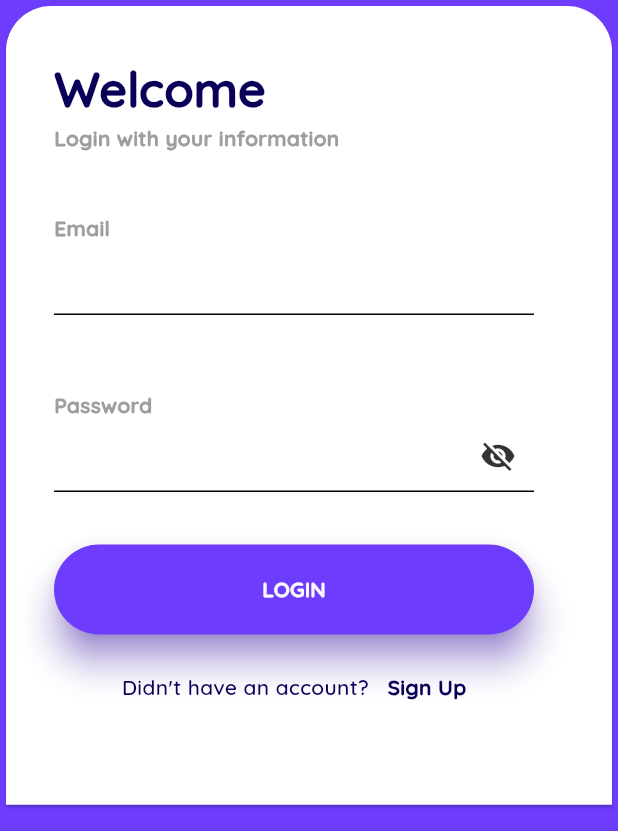
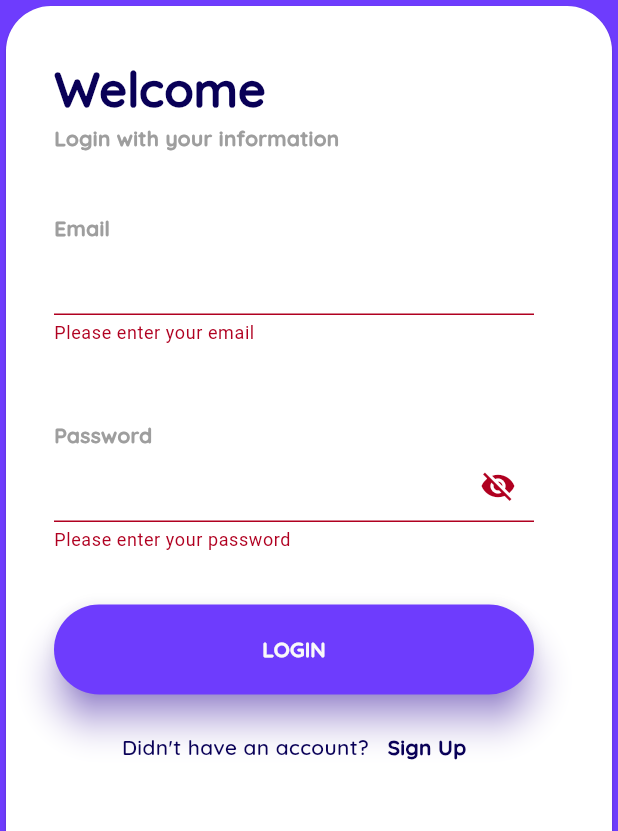
Before and after one commit to tux-1/ardent-chat, a Flutter app: the screen it shows after launch, after a tap on "Get Started", after a tap on "LOGIN", on a phone screen of 412 x 824 dp, the part 405-1236 px from its top. Run offline on Flutter 3.47's test engine with Material 3 defaults, Android fonts, the phone set to English and light mode, and no system bars; our stand-ins replace cloud_firestore, firebase_auth, firebase_core, flutter_animate, flutter_riverpod, hive_flutter; accounts and stored records are empty.

Commit message:
Added regex_validation.dart file, added validation to login_screen.dart

```diff
--- /dev/null
+++ b/lib/common/constants/regex_validation.dart
@@ -0,0 +1,2 @@
+final RegExp passwordRegex = RegExp(r'^(?=.*?[A-Z])(?=.*?[a-z])(?=.*?[0-9])(?=.*?[!@#$&*~]).{8,}$');
+final RegExp emailRegex = RegExp(r'^[a-zA-Z0-9._%+-]+@[a-zA-Z0-9.-]+\.[a-zA-Z]{2,}$');
--- a/lib/screens/login_screen/login_screen.dart
+++ b/lib/screens/login_screen/login_screen.dart
@@ -1,4 +1,6 @@
 import 'package:flutter/material.dart';
+
+import '../../common/constants/regex_validation.dart';
 
 class LoginScreen extends StatefulWidget {
   const LoginScreen({super.key});
@@ -15,6 +17,8 @@ class _LoginScreenState extends State<LoginScreen> {
   TextEditingController passwordController = TextEditingController();
   bool rememberUser = false;
   bool _obscurePassword = true; // State to toggle password visibility
+
+  final _formKey = GlobalKey<FormState>(); // Add a global key for the form
 
   @override
   Widget build(BuildContext context) {
@@ -71,7 +75,9 @@ class _LoginScreenState extends State<LoginScreen> {
   }
 
   Widget _buildForm() {
-    return Column(
+    return Form(
+      key: _formKey, // Assign the global key to the Form widget
+      child: Column(
         crossAxisAlignment: CrossAxisAlignment.start,
         children: [
           Column(
@@ -94,14 +100,13 @@ class _LoginScreenState extends State<LoginScreen> {
               crossAxisAlignment: CrossAxisAlignment.start,
               children: [
                 _buildGreyText("Email"),
-              _buildInputField(emailController),
+                _buildInputField(emailController, isPassword: false, validator: _emailValidator),
                 const SizedBox(height: 50),
                 _buildGreyText("Password"),
-              _buildInputField(passwordController, isPassword: true),
+                _buildInputField(passwordController, isPassword: true, validator: _passwordValidator),
                 const SizedBox(height: 35),
                 _buildLoginButton(),
                 const SizedBox(height: 25),
-
                 Row(
                   mainAxisAlignment: MainAxisAlignment.center,
                   children: [
@@ -115,7 +120,7 @@ class _LoginScreenState extends State<LoginScreen> {
                     ),
                     InkWell(
                       onTap: () {
-
+                        // Navigate to the Sign Up screen
                       },
                       child: Text(
                         "Sign Up",
@@ -132,6 +137,7 @@ class _LoginScreenState extends State<LoginScreen> {
             ),
           ),
         ],
+      ),
     );
   }
 
@@ -147,8 +153,8 @@ class _LoginScreenState extends State<LoginScreen> {
   }
 
   Widget _buildInputField(TextEditingController controller,
-      {bool isPassword = false}) {
-    return TextField(
+      {required bool isPassword, required String? Function(String?) validator}) {
+    return TextFormField(
       controller: controller,
       obscureText: isPassword ? _obscurePassword : false,
       decoration: InputDecoration(
@@ -165,14 +171,40 @@ class _LoginScreenState extends State<LoginScreen> {
         )
             : null,
       ),
+      validator: validator,
     );
+  }
+
+  String? _emailValidator(String? value) {
+    if (value == null || value.isEmpty) {
+      return 'Please enter your email';
+    }
+    if (!emailRegex.hasMatch(value)) {
+      return 'Invalid Email';
+    }
+    return null;
+  }
+
+  String? _passwordValidator(String? value) {
+    if (value == null || value.isEmpty) {
+      return 'Please enter your password';
+    }
+    if (!passwordRegex.hasMatch(value)) {
+      return "Password must include one uppercase letter,\none lowercase letter,"
+          " one digit, one special\ncharacter (!@#\$&*~),"
+          " and be at least 8 characters.";
+    }
+    return null;
   }
 
   Widget _buildLoginButton() {
     return ElevatedButton(
       onPressed: () {
+        if (_formKey.currentState?.validate() ?? false) {
           debugPrint("Email : ${emailController.text}");
           debugPrint("Password : ${passwordController.text}");
+          // Perform login action
+        }
       },
       style: ElevatedButton.styleFrom(
         shape: const StadiumBorder(),
```
Lines whose indentation alone changed are shown as unchanged.
